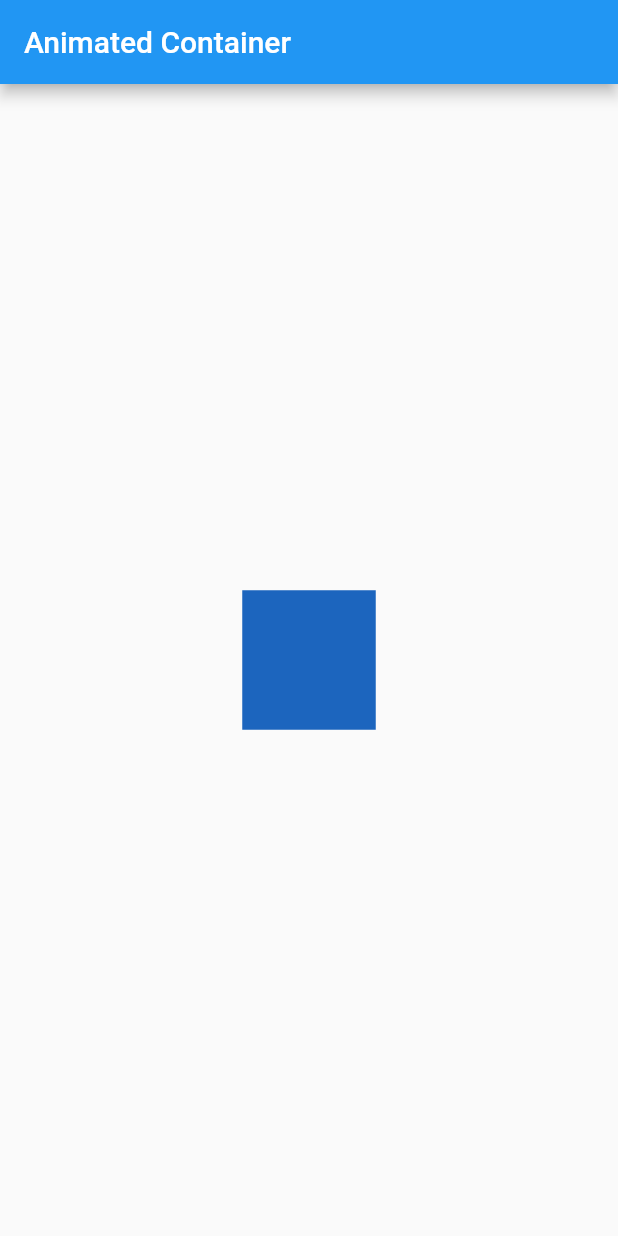
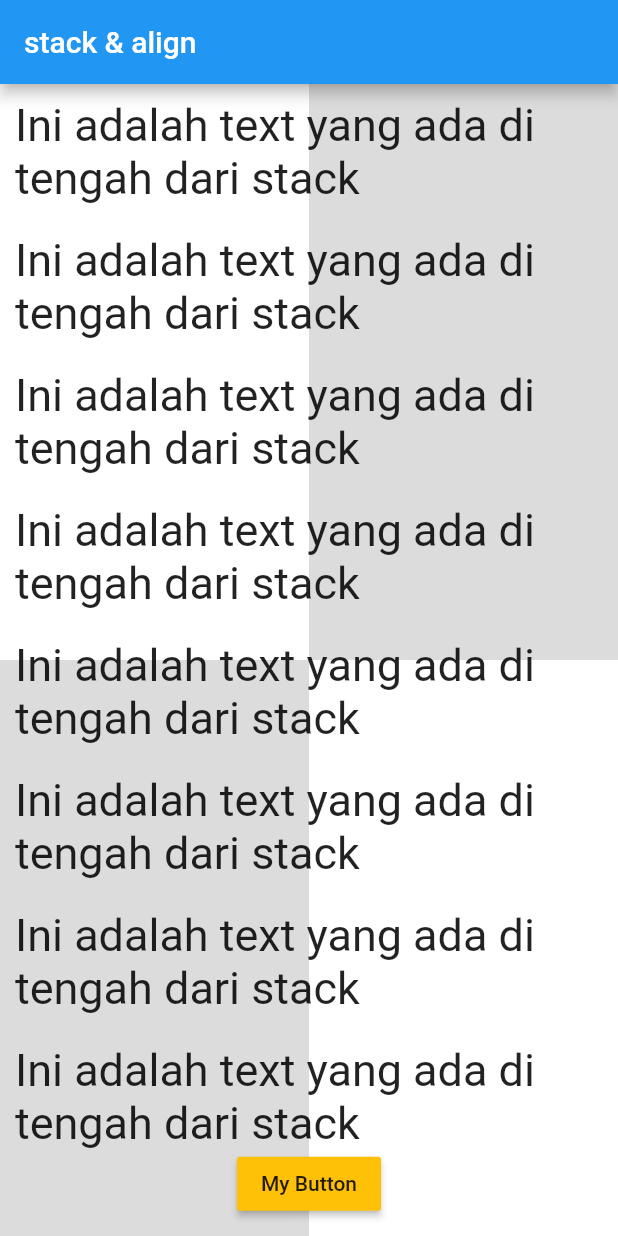
Before and after one commit to 1hafizhsdq/leraning, a Flutter app: the screen it shows after launch, on a phone screen of 412 x 824 dp. Run offline on Flutter 3.47's test engine with Material 2 defaults, Android fonts, the phone set to English and light mode, and no system bars.

Commit message:
stack & align

```diff
--- a/lib/main.dart
+++ b/lib/main.dart
@@ -3,38 +3,112 @@ import 'package:flutter/material.dart';
 
 void main() => runApp(MyApp());
 
-class MyApp extends StatefulWidget {
-  const MyApp({Key? key}) : super(key: key);
-
-  @override
-  _MyAppState createState() => _MyAppState();
-}
-
-class _MyAppState extends State<MyApp> {
-  Random random = Random();
-
-  @override
+class MyApp extends StatelessWidget {
   Widget build(BuildContext context) {
     return MaterialApp(
       home: Scaffold(
-        appBar: AppBar(
-          title: Text("Animated Container"),
-        ),
-        body: Center(
-          child: GestureDetector(
-            onTap: (){
-              setState(() {
-
-              });
-            },
-            child: AnimatedContainer(
-              color: Color.fromARGB(255, random.nextInt(256), random.nextInt(256),
-                  random.nextInt(256)),
-              duration: Duration(seconds: 1),
-              width: 50.0 + random.nextInt(101),
-              height: 50.0 + random.nextInt(101),
+        appBar: AppBar(title: Text("stack & align")),
+        body: Stack(
+          children: [
+            Column(
+              children: [
+                Flexible(
+                  flex: 1,
+                  child: Row(
+                    children: [
+                      Flexible(
+                        flex: 1,
+                        child: Container(
+                          color: Colors.white,
+                        ),
+                      ),
+                      Flexible(
+                        flex: 1,
+                        child: Container(
+                          color: Colors.black12,
+                        ),
+                      ),
+                    ],
+                  ),
+                ),
+                Flexible(
+                  flex: 1,
+                  child: Row(
+                    children: [
+                      Flexible(
+                        flex: 1,
+                        child: Container(
+                          color: Colors.black12,
+                        ),
+                      ),
+                      Flexible(
+                        flex: 1,
+                        child: Container(
+                          color: Colors.white,
+                        ),
+                      ),
+                    ],
+                  ),
+                ),
+              ],
             ),
-          ),
+            ListView(
+              children: [
+                Column(
+                  children: [
+                    Container(
+                        margin: EdgeInsets.all(10),
+                        child: Text(
+                            "Ini adalah text yang ada di tengah dari stack",
+                            style: TextStyle(fontSize: 30))),
+                    Container(
+                        margin: EdgeInsets.all(10),
+                        child: Text(
+                            "Ini adalah text yang ada di tengah dari stack",
+                            style: TextStyle(fontSize: 30))),
+                    Container(
+                        margin: EdgeInsets.all(10),
+                        child: Text(
+                            "Ini adalah text yang ada di tengah dari stack",
+                            style: TextStyle(fontSize: 30))),
+                    Container(
+                        margin: EdgeInsets.all(10),
+                        child: Text(
+                            "Ini adalah text yang ada di tengah dari stack",
+                            style: TextStyle(fontSize: 30))),
+                    Container(
+                        margin: EdgeInsets.all(10),
+                        child: Text(
+                            "Ini adalah text yang ada di tengah dari stack",
+                            style: TextStyle(fontSize: 30))),
+                    Container(
+                        margin: EdgeInsets.all(10),
+                        child: Text(
+                            "Ini adalah text yang ada di tengah dari stack",
+                            style: TextStyle(fontSize: 30))),
+                    Container(
+                        margin: EdgeInsets.all(10),
+                        child: Text(
+                            "Ini adalah text yang ada di tengah dari stack",
+                            style: TextStyle(fontSize: 30))),
+                    Container(
+                        margin: EdgeInsets.all(10),
+                        child: Text(
+                            "Ini adalah text yang ada di tengah dari stack",
+                            style: TextStyle(fontSize: 30))),
+                  ],
+                )
+              ],
+            ),
+            Align(
+              alignment: Alignment(0,0.97),
+              child: RaisedButton(
+                child: Text("My Button"),
+                color: Colors.amber,
+                onPressed: () {},
+              ),
+            )
+          ],
         ),
       ),
     );
```
